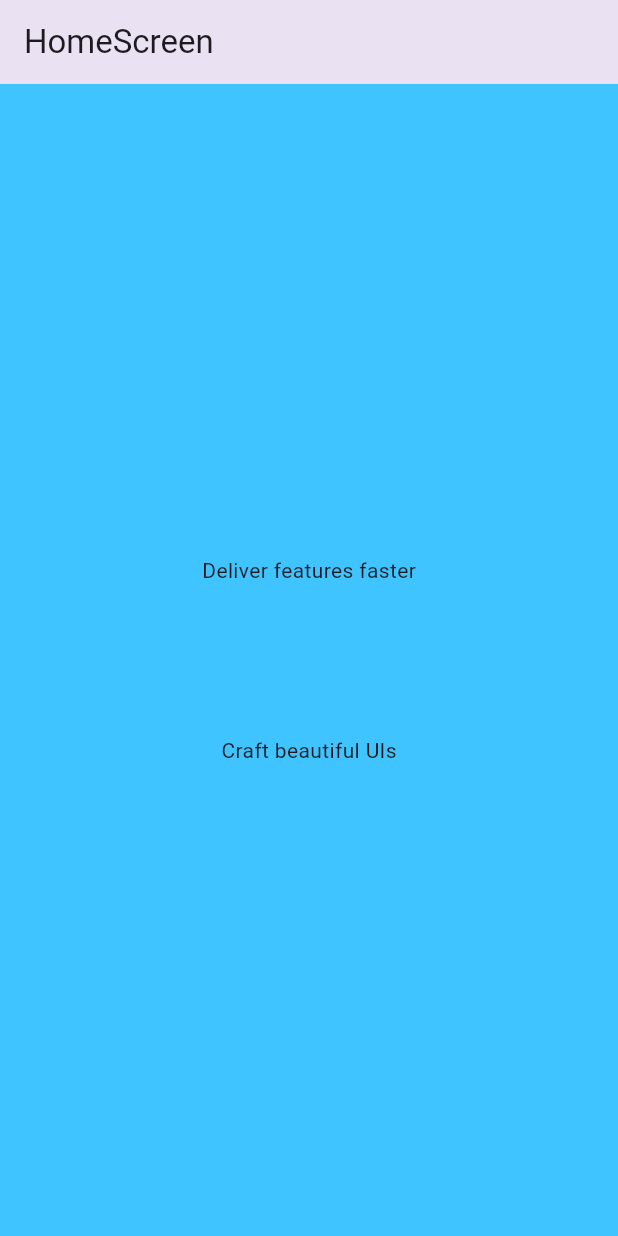
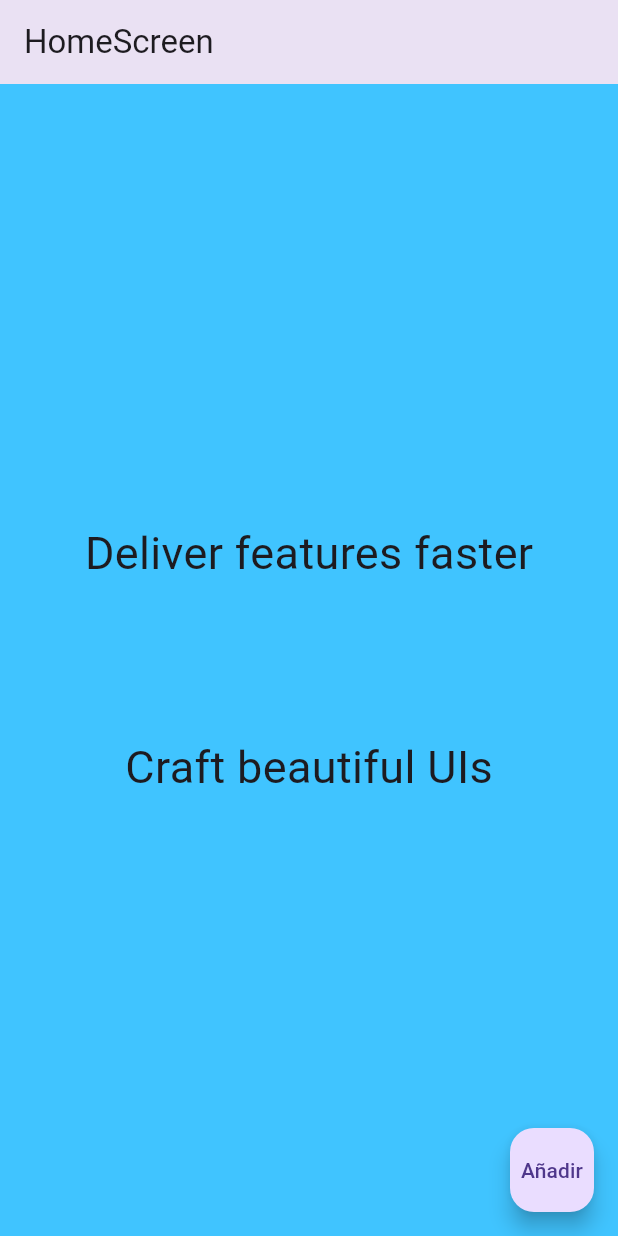
Before and after one commit to pebosch/fl_contador_app, a Flutter app: the screen it shows after launch, on a phone screen of 412 x 824 dp. Run offline on Flutter 3.47's test engine with Material 3 defaults, Android fonts, the phone set to English and light mode, and no system bars.

Commit message:
floatingActionButton

```diff
--- a/lib/screens/home_screen.dart
+++ b/lib/screens/home_screen.dart
@@ -5,6 +5,9 @@ class HomeScreen extends StatelessWidget {
 
   @override
   Widget build(BuildContext context) {
+
+    const tamano30 = TextStyle(fontSize: 30);
+
     return Scaffold(
       backgroundColor: Colors.lightBlueAccent,
       appBar: AppBar(
@@ -15,11 +18,19 @@ class HomeScreen extends StatelessWidget {
           child: const Column(
             mainAxisAlignment: MainAxisAlignment.center,
             children: <Widget>[
-              Text('Deliver features faster'),
+              Text('Deliver features faster', style: tamano30),
               SizedBox(height: 100),
-              Text('Craft beautiful UIs'),
+              Text('Craft beautiful UIs',  style: tamano30),
             ],
           )
+        ),
+
+        floatingActionButton: FloatingActionButton(
+          //child: const Icon ( Icons.add ),
+          child: const Text('Añadir'),
+          onPressed: (){
+              print('Estoy presionando el botón');
+          },
         ),
     );
   }
```
